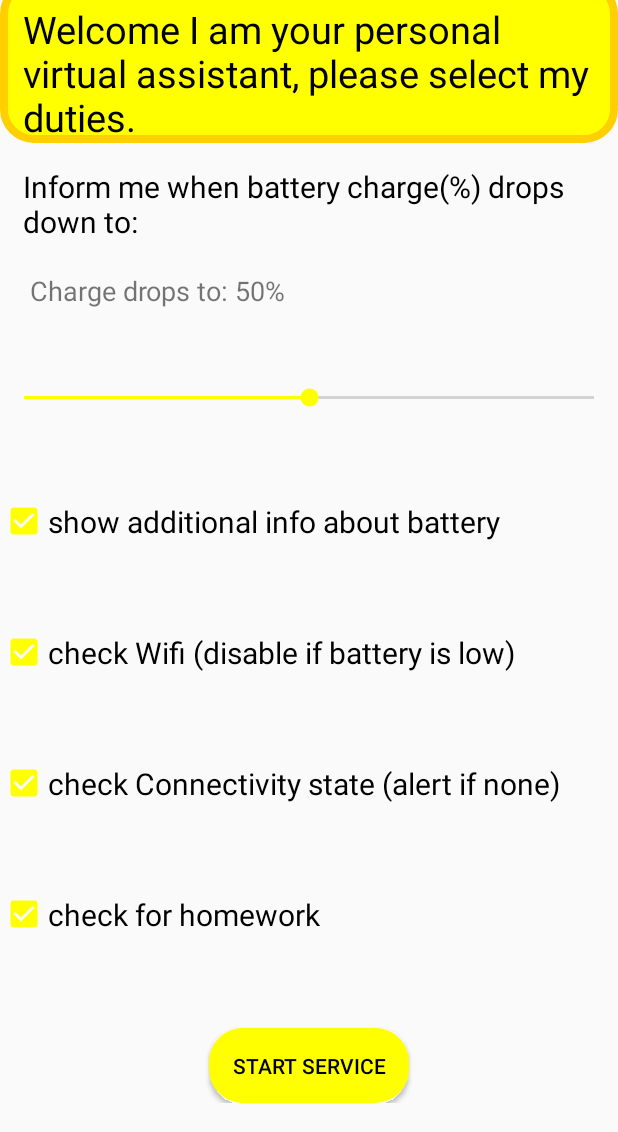
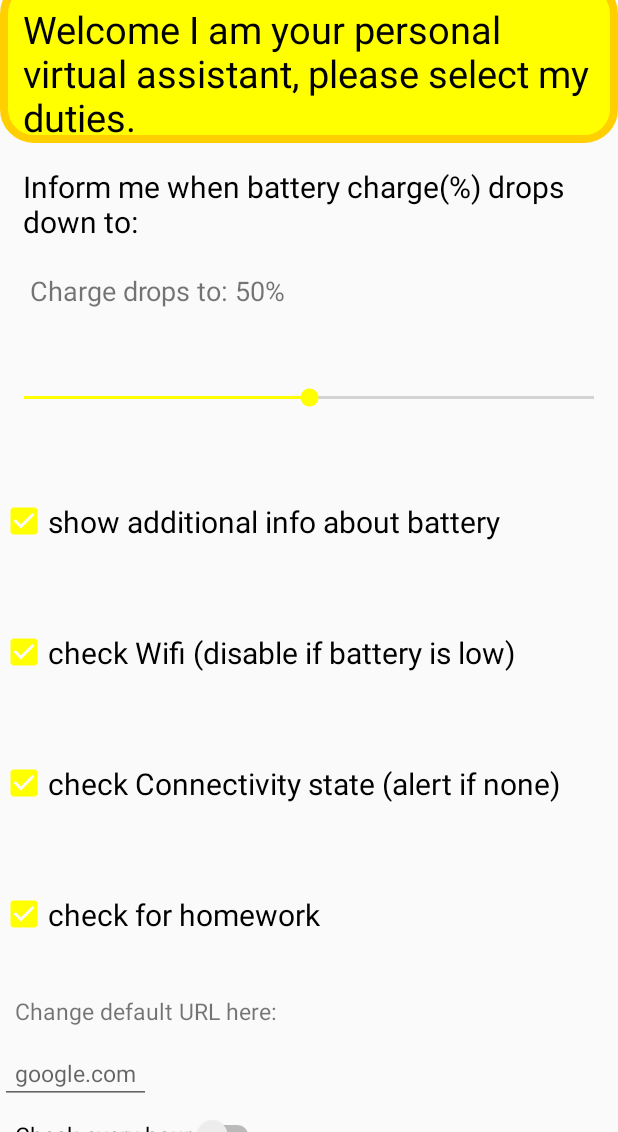
Before and after one commit to user7623/msap, an Android app: the screen it shows after launch (MainActivity), after a tap on "check for homework", on a phone screen of 412 x 824 dp, the part 104-1236 px from its top. Run offline under Robolectric (Android 15) with nearby library versions, the phone set to English and light mode, and no system bars; 3 other taps on this screen came first.

Commit message:
disappearing buttons 2

```diff
--- a/app/build.gradle
+++ b/app/build.gradle
@@ -24,6 +24,8 @@ dependencies {
     implementation 'androidx.appcompat:appcompat:1.0.2'
     implementation 'androidx.constraintlayout:constraintlayout:1.1.3'
     testImplementation 'junit:junit:4.12'
+    implementation 'com.squareup.retrofit2:converter-gson:2.4.0'
+    implementation 'com.squareup.retrofit2:retrofit:2.4.0'
     androidTestImplementation 'androidx.test.ext:junit:1.1.0'
     androidTestImplementation 'androidx.test.espresso:espresso-core:3.1.1'
 }
--- a/app/src/main/java/com/example/miniassistant/Homework.java
+++ b/app/src/main/java/com/example/miniassistant/Homework.java
@@ -1,4 +1,9 @@
 package com.example.miniassistant;
 
 public class Homework {
+
+    //TODO:napisi ja klasava
+
+
+
 }
--- a/app/src/main/java/com/example/miniassistant/MainActivity.java
+++ b/app/src/main/java/com/example/miniassistant/MainActivity.java
@@ -8,10 +8,13 @@ import android.content.SharedPreferences;
 import android.os.Bundle;
 import android.preference.PreferenceManager;
 import android.util.Log;
+import android.view.DragEvent;
 import android.view.View;
 import android.widget.Button;
 import android.widget.CheckBox;
+import android.widget.EditText;
 import android.widget.SeekBar;
+import android.widget.Switch;
 import android.widget.TextView;
 import android.widget.Toast;
 
@@ -21,6 +24,10 @@ public class MainActivity extends AppCompatActivity {
     boolean extra, wifi, connectivity, homework = false;
     Button startButton;
     SeekBar seekBar;
+    TextView InformUrl;
+    EditText EditUrl;
+    Switch UrlSwitch;
+    boolean chechOften = false;
     @Override
     protected void onCreate(Bundle savedInstanceState) {
         super.onCreate(savedInstanceState);
@@ -30,6 +37,26 @@ public class MainActivity extends AppCompatActivity {
         CheckBox Connectivity = (CheckBox) findViewById(R.id.checkbox_connectivity);
         CheckBox Homework = (CheckBox) findViewById(R.id.checkbox_homework);
         CheckBox Extra = (CheckBox) findViewById(R.id.checkbox_extraInfo);
+
+        InformUrl = (TextView) findViewById(R.id.url_inform_text);
+        EditUrl = (EditText) findViewById(R.id.url_edit_text);
+        UrlSwitch = (Switch) findViewById(R.id.switch_url);
+
+        UrlSwitch.setOnDragListener(new View.OnDragListener() {
+            @Override
+            public boolean onDrag(View v, DragEvent event) {
+                if(chechOften)
+                {
+                    chechOften = false;
+                }
+                else
+                {
+                    chechOften = true;
+                }
+                return false;
+            }
+        });
+
         //TODO: probaj da poednostavis so prevzemanje na vrednostite od Checkbox
 
         Extra.setOnClickListener(new View.OnClickListener() {
@@ -77,10 +104,17 @@ public class MainActivity extends AppCompatActivity {
                 if(!homework)
                 {
                     homework = true;
+                    InformUrl.setVisibility(View.VISIBLE);
+                    EditUrl.setVisibility(View.VISIBLE);
+                    UrlSwitch.setVisibility(View.VISIBLE);
                 }
                 else
                 {
                     homework = false;
+
+                    InformUrl.setVisibility(View.GONE);
+                    EditUrl.setVisibility(View.GONE);
+                    UrlSwitch.setVisibility(View.GONE);
                 }
             }
         });
@@ -135,6 +169,14 @@ public class MainActivity extends AppCompatActivity {
         PreferenceManager.getDefaultSharedPreferences(MainActivity.this).edit().putBoolean("wifi", wifi).apply();
         PreferenceManager.getDefaultSharedPreferences(MainActivity.this).edit().putBoolean("connectivity", connectivity).apply();
         PreferenceManager.getDefaultSharedPreferences(MainActivity.this).edit().putBoolean("homework", homework).apply();
+        if(!EditUrl.getText().toString().equals(""))
+        {
+            PreferenceManager.getDefaultSharedPreferences(MainActivity.this).edit().putString("url", EditUrl.getText().toString()).apply();
+        }
+        if(chechOften)
+        {
+            PreferenceManager.getDefaultSharedPreferences(MainActivity.this).edit().putBoolean("checkOften", chechOften).apply();
+        }
         /*editor.putBoolean("extra",extra);
         editor.putBoolean("wifi",wifi);
         editor.putBoolean("connectivity",connectivity);
--- a/app/src/main/java/com/example/miniassistant/MainService.java
+++ b/app/src/main/java/com/example/miniassistant/MainService.java
@@ -256,7 +256,8 @@ public class MainService extends Service {
     }
     public void enableHomeworkService()
     {
-
+        Intent homework = new Intent(MainService.this, HomeworkService.class);
+        startService(homework);
     }
     @Override
     public IBinder onBind(Intent intent) {
--- a/app/src/main/res/layout/activity_main.xml
+++ b/app/src/main/res/layout/activity_main.xml
@@ -92,7 +92,34 @@
                 android:paddingBottom="30dp"
                 android:paddingTop="30dp"
                 />
-
+            <TextView
+                android:layout_width="wrap_content"
+                android:layout_height="wrap_content"
+                android:text="Change default URL here: "
+                android:textSize="15dp"
+                android:visibility="gone"
+                android:id="@+id/url_inform_text"
+                android:padding="10dp"
+                />
+            <EditText
+                android:id="@+id/url_edit_text"
+                android:layout_width="wrap_content"
+                android:layout_height="wrap_content"
+                android:hint="google.com"
+                android:visibility="gone"
+                android:textSize="15dp"
+                android:textColor="@android:color/holo_blue_dark"
+                android:padding="10dp"
+                />
+            <Switch
+                android:id="@+id/switch_url"
+                android:layout_width="wrap_content"
+                android:layout_height="wrap_content"
+                android:text="Check every hour"
+                android:textSize="15dp"
+                android:padding="10dp"
+                android:visibility="gone"
+                />
 
             <Button
                 android:id="@+id/start_button"
```
Also changed, not shown: app/src/main/AndroidManifest.xml (+7 -4 lines), app/src/main/java/com/example/miniassistant/HomeworkService.java (+108 -0 lines), app/src/main/java/com/example/miniassistant/IHomework.java (+8 -0 lines).
